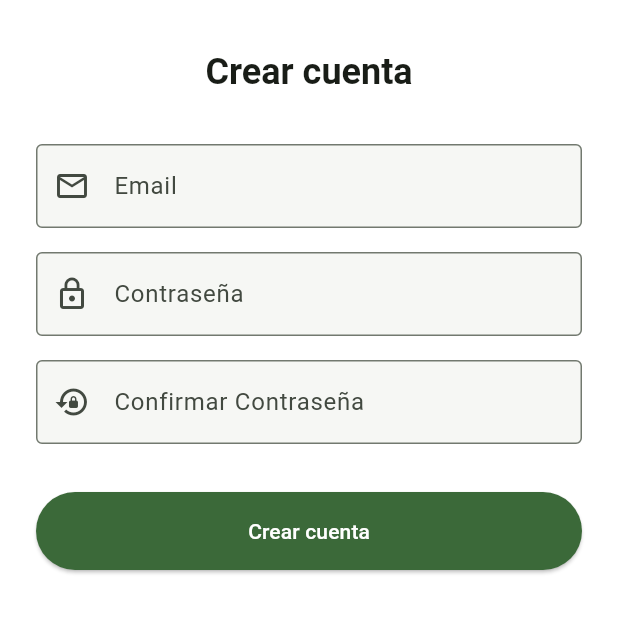
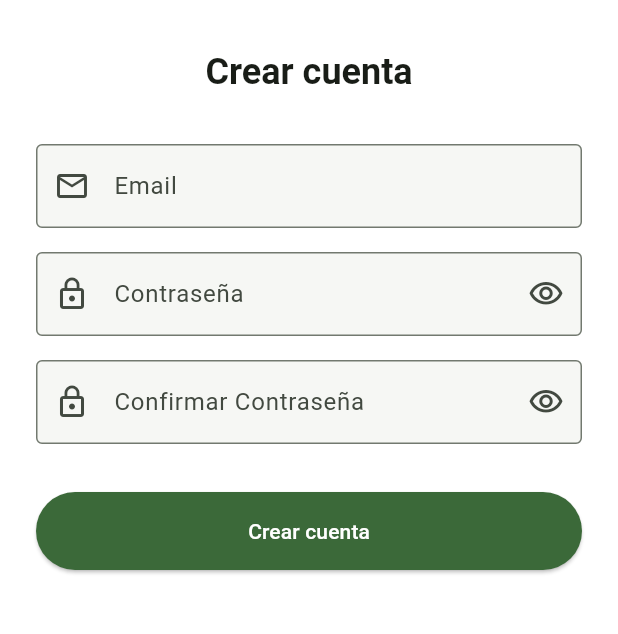
Before and after one commit to Mithos5r/vital_track, a Flutter app: the screen it shows after launch, after a tap on "Acceder", after a tap on "Crear cuenta", on a phone screen of 412 x 824 dp, the part 270-904 px from its top. Run offline on Flutter 3.47's test engine with Material 3 defaults, Android fonts, the phone set to English and light mode, and no system bars; our stand-ins replace drift, firebase_auth, firebase_core, flutter_riverpod, flutter_svg, go_router and 2 more; accounts and stored records are empty; generated files the repository leaves out were written again.

Commit message:
feat: 👁 implement reusable VitalTrackPasswordField with visibility toggle

```diff
--- /dev/null
+++ b/lib/core/theme/text_form_field/password_field.dart
@@ -0,0 +1,52 @@
+import 'package:flutter/material.dart';
+
+class VitalTrackPasswordField extends StatefulWidget {
+  final TextEditingController controller;
+  final String labelText;
+  final String? Function(String?)? validator;
+  final TextInputAction textInputAction;
+  final void Function(String)? onFieldSubmitted;
+
+  const VitalTrackPasswordField({
+    super.key,
+    required this.controller,
+    required this.labelText,
+    this.validator,
+    this.textInputAction = TextInputAction.next,
+    this.onFieldSubmitted,
+  });
+
+  @override
+  State<VitalTrackPasswordField> createState() => _VitalTrackPasswordFieldState();
+}
+
+class _VitalTrackPasswordFieldState extends State<VitalTrackPasswordField> {
+  bool _obscureText = true;
+
+  void _toggleVisibility() {
+    setState(() {
+      _obscureText = !_obscureText;
+    });
+  }
+
+  @override
+  Widget build(BuildContext context) {
+    return TextFormField(
+      controller: widget.controller,
+      decoration: InputDecoration(
+        labelText: widget.labelText,
+        prefixIcon: const Icon(Icons.lock_outline),
+        suffixIcon: IconButton(
+          icon: Icon(
+            _obscureText ? Icons.visibility_outlined : Icons.visibility_off_outlined,
+          ),
+          onPressed: _toggleVisibility,
+        ),
+      ),
+      obscureText: _obscureText,
+      textInputAction: widget.textInputAction,
+      onFieldSubmitted: widget.onFieldSubmitted,
+      validator: widget.validator,
+    );
+  }
+}
--- a/lib/presentation/auth/login_screen.dart
+++ b/lib/presentation/auth/login_screen.dart
@@ -3,6 +3,7 @@ import 'package:flutter_riverpod/flutter_riverpod.dart';
 import 'package:go_router/go_router.dart';
 import '../../core/constants/assets.gen.dart';
 import '../../core/theme/snack_bar/vital_track_snack_bars.dart';
+import '../../core/theme/text_form_field/password_field.dart';
 import '../../l10n/app_localizations.dart';
 import 'login_controller.dart';
 
@@ -80,13 +81,9 @@ class _LoginScreenState extends ConsumerState<LoginScreen> {
                 ),
                 const SizedBox(height: 16),
                 // Password Field
-                TextFormField(
+                VitalTrackPasswordField(
                   controller: _passwordController,
-                  decoration: InputDecoration(
-                    labelText: l10n.password,
-                    prefixIcon: const Icon(Icons.lock_outline),
-                  ),
-                  obscureText: true,
+                  labelText: l10n.password,
                   textInputAction: TextInputAction.done,
                   onFieldSubmitted: (_) => _submit(),
                   validator: (value) {
--- a/lib/presentation/auth/register_screen.dart
+++ b/lib/presentation/auth/register_screen.dart
@@ -2,6 +2,7 @@ import 'package:flutter/material.dart';
 import 'package:flutter_riverpod/flutter_riverpod.dart';
 import '../../core/constants/assets.gen.dart';
 import '../../core/theme/snack_bar/vital_track_snack_bars.dart';
+import '../../core/theme/text_form_field/password_field.dart';
 import '../../l10n/app_localizations.dart';
 import 'register_controller.dart';
 
@@ -107,25 +108,17 @@ class _RegisterScreenState extends ConsumerState<RegisterScreen> {
                 ),
                 const SizedBox(height: 16),
                 // Password Field
-                TextFormField(
+                VitalTrackPasswordField(
                   controller: _passwordController,
-                  decoration: InputDecoration(
-                    labelText: l10n.password,
-                    prefixIcon: const Icon(Icons.lock_outline),
-                  ),
-                  obscureText: true,
+                  labelText: l10n.password,
                   textInputAction: TextInputAction.next,
                   validator: (v) => _validatePassword(v, l10n),
                 ),
                 const SizedBox(height: 16),
                 // Confirm Password Field
-                TextFormField(
+                VitalTrackPasswordField(
                   controller: _confirmPasswordController,
-                  decoration: InputDecoration(
-                    labelText: l10n.confirmPassword,
-                    prefixIcon: const Icon(Icons.lock_reset),
-                  ),
-                  obscureText: true,
+                  labelText: l10n.confirmPassword,
                   textInputAction: TextInputAction.done,
                   onFieldSubmitted: (_) => _submit(),
                   validator: (value) {
```
Also changed, not shown: 1 other file.
